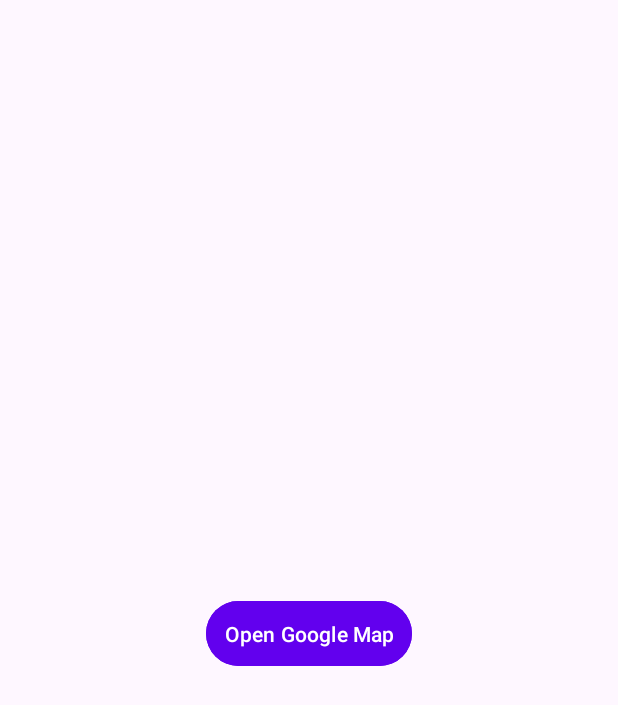
After one commit to vivek-sahane/SaiKala-Paithani, an Android app: the MapActivity screen opened directly, with no data from a screen before it, on a phone screen of 412 x 824 dp. The commit adds this screen. Shown: the top 705 px of the screen. Run offline under Robolectric (Android 15) with nearby library versions, the phone set to English and light mode, and no system bars; network calls fail; Roboto replaces fonts that are not available here.

Commit message:
Initial Commit

```diff
--- a/app/build.gradle.kts
+++ b/app/build.gradle.kts
@@ -66,6 +66,8 @@ dependencies {
     implementation ("com.github.hishd:TinyCart:1.0.1")
     implementation ("com.github.delight-im:Android-AdvancedWebView:v3.2.1")
 
+
+
     testImplementation(libs.junit)
     androidTestImplementation(libs.ext.junit)
     androidTestImplementation(libs.espresso.core)
--- a/app/src/main/AndroidManifest.xml
+++ b/app/src/main/AndroidManifest.xml
@@ -16,6 +16,9 @@
         android:theme="@style/Theme.SaiKalaPaithani"
         android:usesCleartextTraffic="true"
         tools:targetApi="31">
+        <activity
+            android:name=".MapActivity"
+            android:exported="false" />
         <activity
             android:name=".activities.FeedbackActivity"
             android:exported="false" />
@@ -45,7 +48,7 @@
             android:theme="@style/Theme.SaiKalaPaithani.Actionbar" /> <!-- MainActivity with LAUNCHER intent filter -->
         <activity
             android:name=".activities.MainActivity"
-            android:exported="true"></activity> <!-- Other Activities -->
+            android:exported="true" /> <!-- Other Activities -->
         <activity
             android:name=".activities.CartActivity"
             android:exported="false"
--- /dev/null
+++ b/app/src/main/java/com/example/saikalapaithani/MapActivity.java
@@ -0,0 +1,62 @@
+package com.example.saikalapaithani;
+
+import android.content.Intent;
+import android.graphics.Color;
+import android.net.Uri;
+import android.os.Bundle;
+import android.util.Log;
+import android.view.View;
+import android.widget.Button;
+import android.widget.Toast;
+
+import androidx.appcompat.app.AppCompatActivity;
+
+public class MapActivity extends AppCompatActivity {
+
+    private double latitude;
+    private double longitude;
+
+    @Override
+    protected void onCreate(Bundle savedInstanceState) {
+        super.onCreate(savedInstanceState);
+        setContentView(R.layout.activity_map);
+
+        // Enable edge-to-edge display
+        enableEdgeToEdge();
+
+        // Retrieve latitude and longitude from the intent
+        Intent intent = getIntent();
+        latitude = intent.getDoubleExtra("latitude", 20.012803128867848);
+        longitude = intent.getDoubleExtra("longitude", 74.49310115933933);
+
+        // Log the values to ensure they are correct
+        Log.d("MapActivity", "Latitude: " + latitude + " Longitude: " + longitude);
+
+        Button buttonOpenMap = findViewById(R.id.buttonOpenMap);
+
+        buttonOpenMap.setOnClickListener(v -> {
+            // Create a Uri for the geo location
+            Uri gmmIntentUri = Uri.parse("geo:" + latitude + "," + longitude + "?q=" + latitude + "," + longitude);
+            Intent mapIntent = new Intent(Intent.ACTION_VIEW, gmmIntentUri);
+            mapIntent.setPackage("com.google.android.apps.maps");
+
+            // Check if Google Maps is installed
+            if (mapIntent.resolveActivity(getPackageManager()) != null) {
+                startActivity(mapIntent);
+            } else {
+                // Google Maps is not installed, show a message
+                Toast.makeText(MapActivity.this, "Google Maps is not installed", Toast.LENGTH_SHORT).show();
+            }
+        });
+    }
+
+    private void enableEdgeToEdge() {
+        getWindow().getDecorView().setSystemUiVisibility(
+                View.SYSTEM_UI_FLAG_LAYOUT_STABLE
+                        | View.SYSTEM_UI_FLAG_LAYOUT_HIDE_NAVIGATION
+                        | View.SYSTEM_UI_FLAG_LAYOUT_FULLSCREEN
+        );
+        getWindow().setStatusBarColor(Color.TRANSPARENT);
+        getWindow().setNavigationBarColor(Color.TRANSPARENT);
+    }
+}
--- a/app/src/main/res/layout/activity_main.xml
+++ b/app/src/main/res/layout/activity_main.xml
@@ -92,8 +92,9 @@
                 android:gravity="center_horizontal"
                 android:padding="10dp">
 
+
                 <Button
-                    android:id="@+id/location"
+                    android:id="@+id/buttonOpenMap"
                     android:layout_width="0dp"
                     android:layout_height="50dp"
                     android:layout_marginEnd="8dp"
--- /dev/null
+++ b/app/src/main/res/layout/activity_map.xml
@@ -0,0 +1,25 @@
+<?xml version="1.0" encoding="utf-8"?>
+<androidx.constraintlayout.widget.ConstraintLayout
+    xmlns:android="http://schemas.android.com/apk/res/android"
+    xmlns:app="http://schemas.android.com/apk/res-auto"
+    xmlns:tools="http://schemas.android.com/tools"
+    android:layout_width="match_parent"
+    android:layout_height="match_parent"
+    tools:context=".MapActivity">
+
+    <!-- Button to open Google Maps -->
+    <Button
+        android:id="@+id/buttonOpenMap"
+        android:layout_width="wrap_content"
+        android:layout_height="wrap_content"
+        android:text="Open Google Map"
+        android:layout_marginTop="20dp"
+        app:layout_constraintTop_toTopOf="parent"
+        app:layout_constraintBottom_toBottomOf="parent"
+        app:layout_constraintStart_toStartOf="parent"
+        app:layout_constraintEnd_toEndOf="parent"
+        android:backgroundTint="@color/purple_500"
+        android:textColor="@android:color/white"
+        android:padding="12dp" />
+
+</androidx.constraintlayout.widget.ConstraintLayout>
```
Also changed, not shown: app/src/main/java/com/example/saikalapaithani/activities/MainActivity.java (+42 -27 lines).
